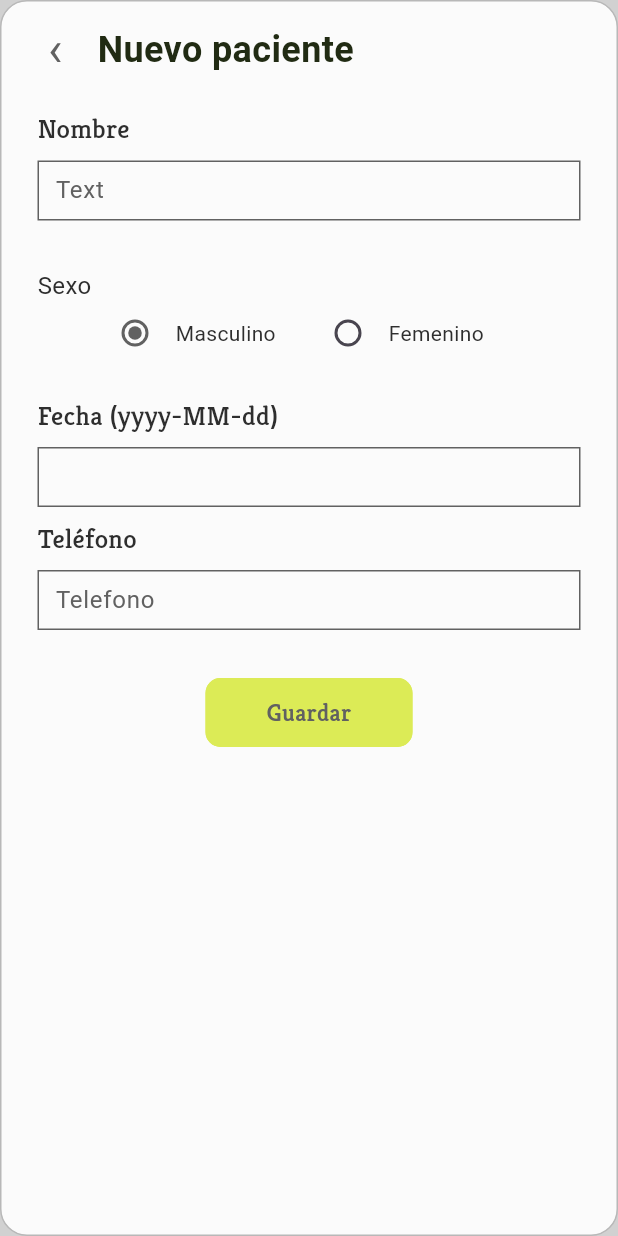
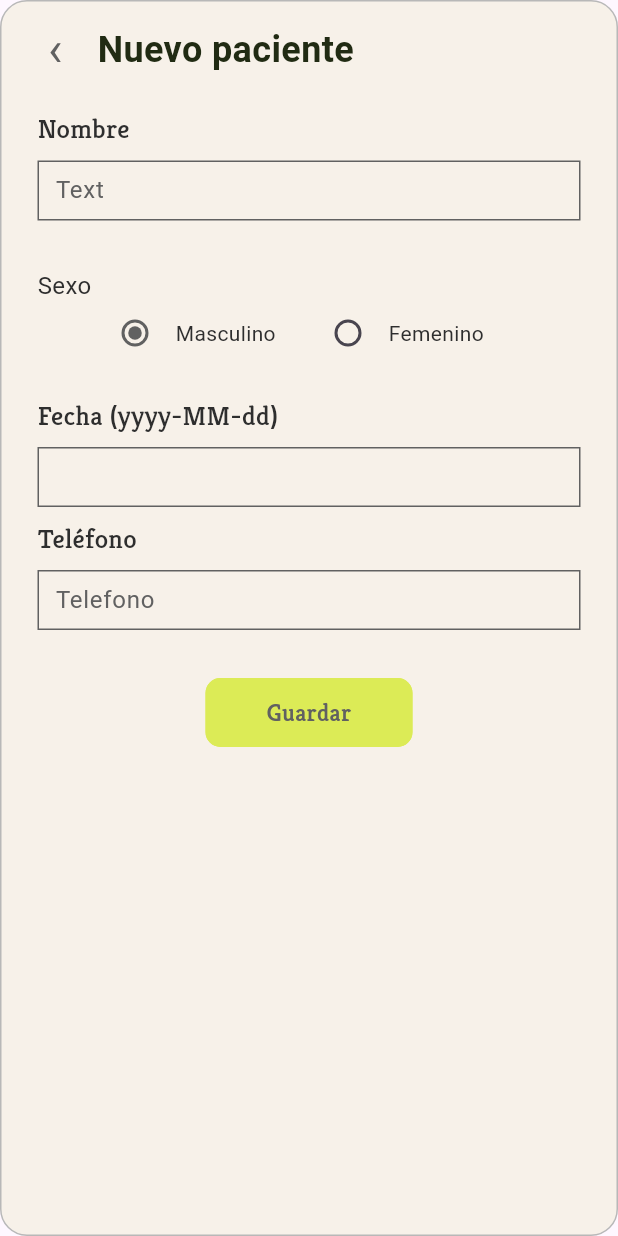
Before and after one commit to alvaroSG34/IHC-GestionCorporal, a Flutter app: the PacienteCreateView screen opened directly, on a phone screen of 412 x 824 dp. Run offline on Flutter 3.47's test engine with Material 3 defaults, Android fonts, the phone set to English and light mode, and no system bars; network calls fail; Roboto replaces fonts that are missing (kreon_bold, kreon_regular).

Commit message:
Cambiar color a backgorund del figma

```diff
--- a/code/frontend_flutter/lib/views/evaluaciones/evaluacion.view.dart
+++ b/code/frontend_flutter/lib/views/evaluaciones/evaluacion.view.dart
@@ -63,11 +63,11 @@ class _EvaluacionViewState extends State<EvaluacionView> {
   @override
   Widget build(BuildContext context) {
     return Scaffold(
-      backgroundColor: blancoplomizo,
+      backgroundColor: background,
       body: SafeArea(
         child: Container(
           decoration: BoxDecoration(
-            color: const Color(0xFFFBFBFB),
+            color: background,
             border: Border.all(color: const Color(0xFFC7C7C7)),
             borderRadius: BorderRadius.circular(18),
           ),
--- a/code/frontend_flutter/lib/views/evaluaciones/evaluacion_create_view.dart
+++ b/code/frontend_flutter/lib/views/evaluaciones/evaluacion_create_view.dart
@@ -89,11 +89,10 @@ class _EvaluacionCreateViewState extends State<EvaluacionCreateView> {
   @override
   Widget build(BuildContext context) {
     return Scaffold(
-      backgroundColor: blancoplomizo,
       body: SafeArea(
         child: Container(
           decoration: BoxDecoration(
-            color: const Color(0xFFFBFBFB),
+            color: background,
             border: Border.all(color: const Color(0xFFB8B8B8)),
             borderRadius: BorderRadius.circular(18),
           ),
--- a/code/frontend_flutter/lib/views/evaluaciones/evaluacion_detalle_view.dart
+++ b/code/frontend_flutter/lib/views/evaluaciones/evaluacion_detalle_view.dart
@@ -21,11 +21,10 @@ class EvaluacionDetalleView extends StatelessWidget {
   @override
   Widget build(BuildContext context) {
     return Scaffold(
-      backgroundColor: blancoplomizo,
       body: SafeArea(
         child: Container(
           decoration: BoxDecoration(
-            color: const Color(0xFFFBFBFB),
+            color: background,
             border: Border.all(color: const Color(0xFFC7C7C7)),
             borderRadius: BorderRadius.circular(18),
           ),
--- a/code/frontend_flutter/lib/views/evaluaciones/evaluacion_edit_view.dart
+++ b/code/frontend_flutter/lib/views/evaluaciones/evaluacion_edit_view.dart
@@ -130,11 +130,11 @@ class _EvaluacionEditViewState extends State<EvaluacionEditView> {
   @override
   Widget build(BuildContext context) {
     return Scaffold(
-      backgroundColor: blancoplomizo,
+      backgroundColor: background,
       body: SafeArea(
         child: Container(
           decoration: BoxDecoration(
-            color: const Color(0xFFFBFBFB),
+            color: background,
             border: Border.all(color: const Color(0xFFB8B8B8)),
             borderRadius: BorderRadius.circular(18),
           ),
--- a/code/frontend_flutter/lib/views/pacientes/paciente_create_view.dart
+++ b/code/frontend_flutter/lib/views/pacientes/paciente_create_view.dart
@@ -72,11 +72,10 @@ class _PacienteCreateViewState extends State<PacienteCreateView> {
   @override
   Widget build(BuildContext context) {
     return Scaffold(
-      backgroundColor: blancoplomizo,
       body: SafeArea(
         child: Container(
           decoration: BoxDecoration(
-            color: const Color(0xFFFBFBFB),
+            color: background,
             border: Border.all(color: const Color(0xFFB8B8B8)),
             borderRadius: BorderRadius.circular(18),
           ),
--- a/code/frontend_flutter/lib/views/pacientes/paciente_detalle_view.dart
+++ b/code/frontend_flutter/lib/views/pacientes/paciente_detalle_view.dart
@@ -35,11 +35,10 @@ class PacienteDetalleView extends StatelessWidget {
   @override
   Widget build(BuildContext context) {
     return Scaffold(
-      backgroundColor: blancoplomizo,
       body: SafeArea(
         child: Container(
           decoration: BoxDecoration(
-            color: const Color(0xFFFBFBFB),
+            color: background,
             border: Border.all(color: const Color(0xFFC7C7C7)),
             borderRadius: BorderRadius.circular(18),
           ),
--- a/code/frontend_flutter/lib/views/pacientes/paciente_edit_view.dart
+++ b/code/frontend_flutter/lib/views/pacientes/paciente_edit_view.dart
@@ -104,11 +104,10 @@ class _PacienteEditViewState extends State<PacienteEditView> {
   @override
   Widget build(BuildContext context) {
     return Scaffold(
-      backgroundColor: blancoplomizo,
       body: SafeArea(
         child: Container(
           decoration: BoxDecoration(
-            color: const Color(0xFFFBFBFB),
+            color: background,
             border: Border.all(color: const Color(0xFFB8B8B8)),
             borderRadius: BorderRadius.circular(18),
           ),
--- a/code/frontend_flutter/lib/views/pacientes/paciente_view.dart
+++ b/code/frontend_flutter/lib/views/pacientes/paciente_view.dart
@@ -56,7 +56,7 @@ class _PacienteViewState extends State<PacienteView> {
   @override
   Widget build(BuildContext context) {
     return Material(
-      color: const Color(0xFFFBFBFB),
+      color: background,
       child: Column(
         children: [
           TopAppBar(titulo: 'Pacientes', alAccion: _crearPaciente),
```
